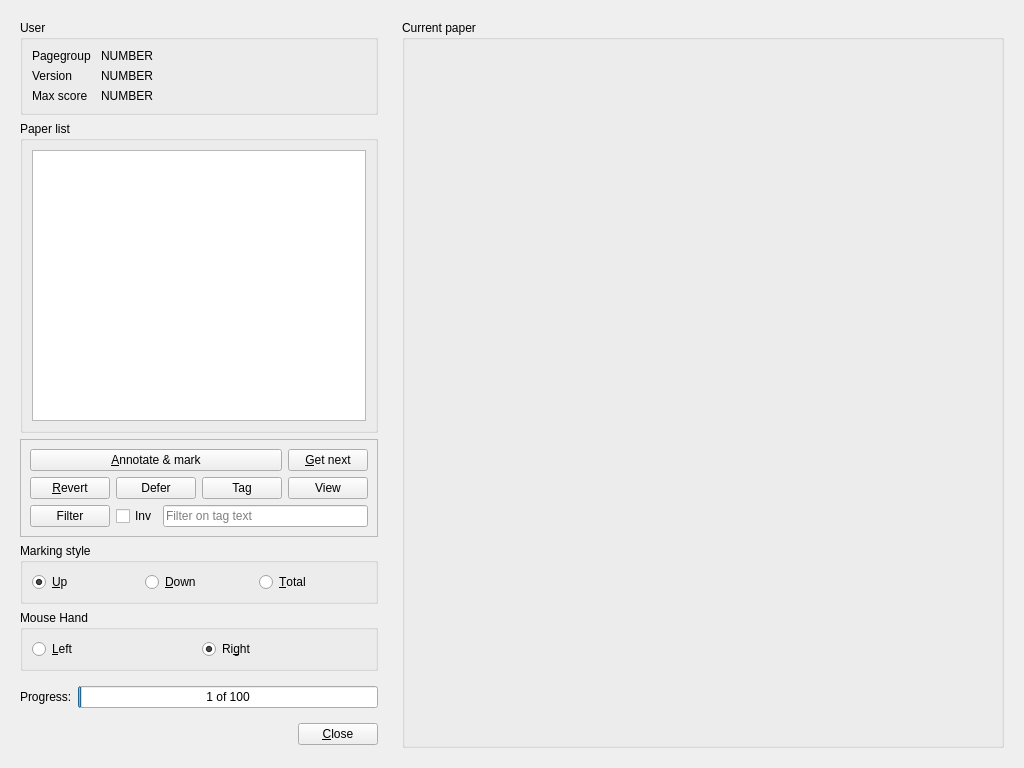
The window that qtCreatorFiles/ui_marker.ui (plomgrading/plom) describes before a commit, drawn with Qt 5.
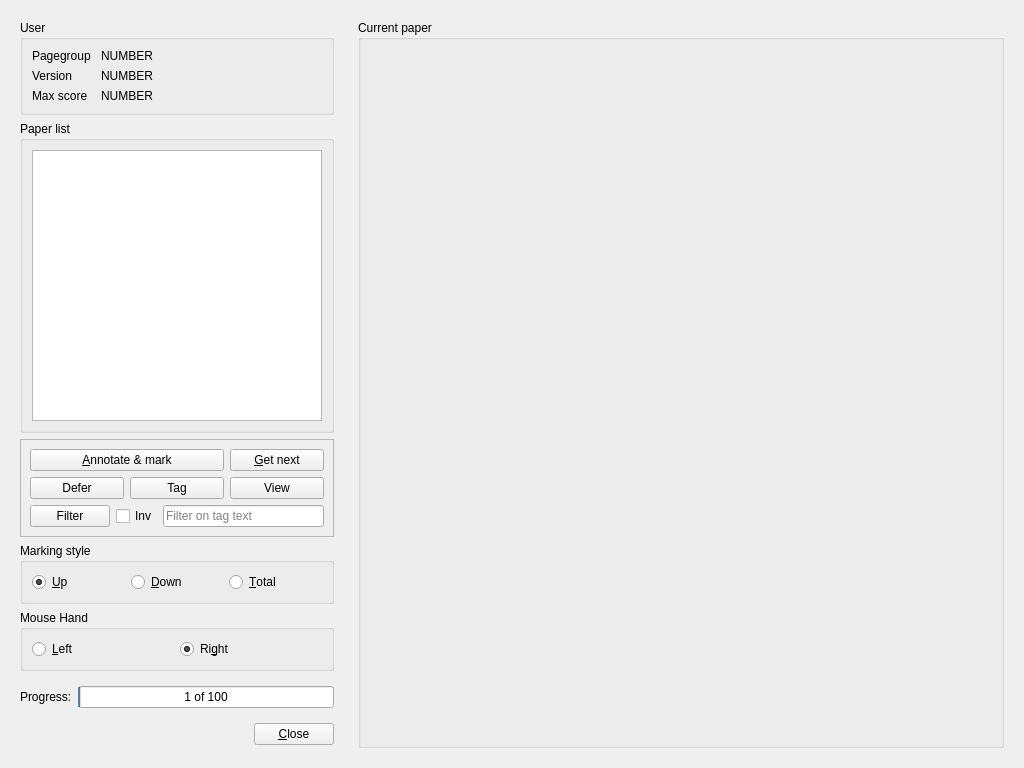
The same window after the commit. Custom widgets are drawn as their Qt base class.

Commit message: Remove revert from client. Move into manager messenger.

What changed in the file:
```diff
--- a/qtCreatorFiles/ui_marker.ui
+++ b/qtCreatorFiles/ui_marker.ui
@@ -122,8 +122,26 @@
         <property name="frameShadow">
          <enum>QFrame::Raised</enum>
         </property>
+        <layout class="QVBoxLayout" name="verticalLayout">
+         <item>
         <layout class="QGridLayout" name="gridLayout">
-         <item row="0" column="3">
+           <item row="0" column="0" colspan="2">
+            <widget class="QPushButton" name="annButton">
+             <property name="sizePolicy">
+              <sizepolicy hsizetype="MinimumExpanding" vsizetype="Fixed">
+               <horstretch>1</horstretch>
+               <verstretch>1</verstretch>
+              </sizepolicy>
+             </property>
+             <property name="focusPolicy">
+              <enum>Qt::NoFocus</enum>
+             </property>
+             <property name="text">
+              <string>&amp;Annotate &amp;&amp; mark</string>
+             </property>
+            </widget>
+           </item>
+           <item row="0" column="2">
           <widget class="QPushButton" name="getNextButton">
            <property name="sizePolicy">
             <sizepolicy hsizetype="MinimumExpanding" vsizetype="Fixed">
@@ -140,22 +158,6 @@
           </widget>
          </item>
          <item row="1" column="0">
-          <widget class="QPushButton" name="revertButton">
-           <property name="sizePolicy">
-            <sizepolicy hsizetype="MinimumExpanding" vsizetype="Fixed">
-             <horstretch>0</horstretch>
-             <verstretch>0</verstretch>
-            </sizepolicy>
-           </property>
-           <property name="focusPolicy">
-            <enum>Qt::NoFocus</enum>
-           </property>
-           <property name="text">
-            <string>&amp;Revert</string>
-           </property>
-          </widget>
-         </item>
-         <item row="1" column="1">
           <widget class="QPushButton" name="deferButton">
            <property name="sizePolicy">
             <sizepolicy hsizetype="MinimumExpanding" vsizetype="Fixed">
@@ -171,7 +173,7 @@
            </property>
           </widget>
          </item>
-         <item row="1" column="2">
+           <item row="1" column="1">
           <widget class="QPushButton" name="tagButton">
            <property name="sizePolicy">
             <sizepolicy hsizetype="MinimumExpanding" vsizetype="Fixed">
@@ -187,14 +189,16 @@
            </property>
           </widget>
          </item>
-         <item row="1" column="3">
+           <item row="1" column="2">
           <widget class="QPushButton" name="viewButton">
            <property name="text">
             <string>View</string>
            </property>
           </widget>
          </item>
-         <item row="2" column="0" colspan="4">
+          </layout>
+         </item>
+         <item>
           <layout class="QHBoxLayout" name="horizontalLayout_2">
            <item>
             <widget class="QPushButton" name="filterButton">
@@ -249,22 +253,6 @@
            </item>
           </layout>
          </item>
-         <item row="0" column="0" colspan="3">
-          <widget class="QPushButton" name="annButton">
-           <property name="sizePolicy">
-            <sizepolicy hsizetype="MinimumExpanding" vsizetype="Fixed">
-             <horstretch>1</horstretch>
-             <verstretch>1</verstretch>
-            </sizepolicy>
-           </property>
-           <property name="focusPolicy">
-            <enum>Qt::NoFocus</enum>
-           </property>
-           <property name="text">
-            <string>&amp;Annotate &amp;&amp; mark</string>
-           </property>
-          </widget>
-         </item>
         </layout>
        </widget>
       </item>
```
Left out of the diff: 2 changed lines with no effect on the pictures. Lines whose indentation alone changed are shown as unchanged. The commit also changes 6 other files.
